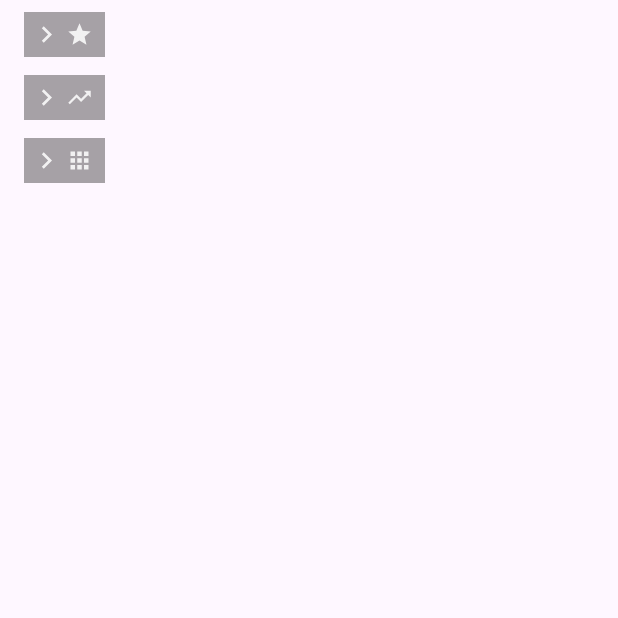
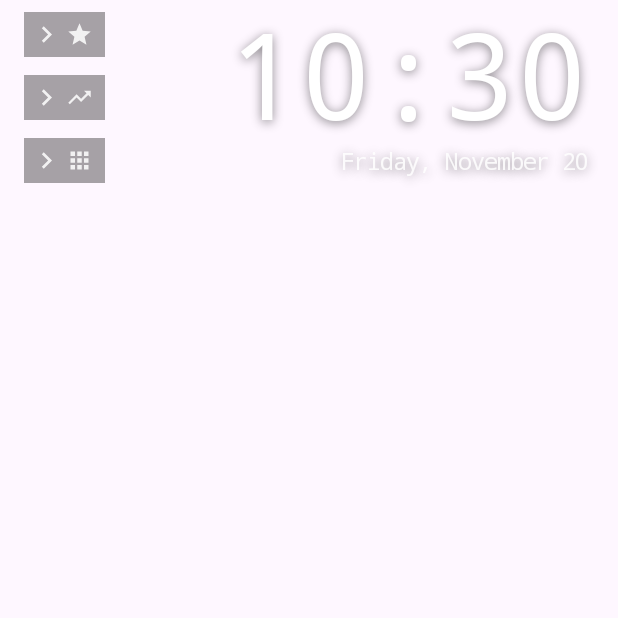
Before and after one commit to Sondren1288/home-launcher, an Android app built with Jetpack Compose: the composable LauncherScreen shown on its own in the app's theme, on a phone screen of 412 x 824 dp, the top half of it. Run offline under Robolectric (Android 15) with nearby library versions, the phone set to English and light mode, and no system bars.

Commit message:
feat: clock that shows time, date, and opens alarms

```diff
--- a/app/src/main/AndroidManifest.xml
+++ b/app/src/main/AndroidManifest.xml
@@ -5,6 +5,8 @@
     <uses-permission android:name="android.permission.REQUEST_DELETE_PACKAGES" />
     <!-- Optional: search contacts and app actions on them (WhatsApp chats etc.). Asked at runtime. -->
     <uses-permission android:name="android.permission.READ_CONTACTS" />
+    <!-- Samsung Clock requires this to open its alarm list (SHOW_ALARMS). Install-time, no prompt. -->
+    <uses-permission android:name="com.android.alarm.permission.SET_ALARM" />
 
     <!-- Android 11+ package visibility: without this the app list is nearly empty. -->
     <queries>
--- /dev/null
+++ b/app/src/main/java/dev/sondre/launcher/Clock.kt
@@ -0,0 +1,102 @@
+package dev.sondre.launcher
+
+import android.content.ActivityNotFoundException
+import android.content.BroadcastReceiver
+import android.content.Context
+import android.content.Intent
+import android.content.IntentFilter
+import android.provider.AlarmClock
+import android.text.format.DateFormat
+import android.widget.Toast
+import androidx.compose.foundation.layout.Column
+import androidx.compose.material3.Text
+import androidx.compose.runtime.Composable
+import androidx.compose.runtime.DisposableEffect
+import androidx.compose.runtime.getValue
+import androidx.compose.runtime.mutableLongStateOf
+import androidx.compose.runtime.remember
+import androidx.compose.runtime.setValue
+import androidx.compose.ui.Alignment
+import androidx.compose.ui.Modifier
+import androidx.compose.ui.geometry.Offset
+import androidx.compose.ui.graphics.Color
+import androidx.compose.ui.graphics.Shadow
+import androidx.compose.ui.platform.LocalContext
+import androidx.compose.ui.text.TextStyle
+import androidx.compose.ui.text.font.FontFamily
+import androidx.compose.ui.unit.TextUnit
+import androidx.core.content.ContextCompat
+import androidx.lifecycle.compose.LifecycleResumeEffect
+import java.util.Date
+import java.util.Locale
+
+/** Big monospaced time with the date underneath. Purely visual; taps are handled by the caller. */
+@Composable
+fun Clock(timeSize: TextUnit, dateSize: TextUnit, color: Color, modifier: Modifier = Modifier) {
+    val context = LocalContext.current
+    val now = rememberNow()
+    val is24h = DateFormat.is24HourFormat(context)
+    val locale = Locale.getDefault()
+    val time = DateFormat.format(if (is24h) "HH:mm" else "h:mm", now).toString()
+    // e.g. "fredag 20. november" / "Friday, November 20", following the phone's language.
+    val date = DateFormat.format(DateFormat.getBestDateTimePattern(locale, "EEEEdMMMM"), Date(now)).toString()
+
+    val shadow = Shadow(Color.Black.copy(alpha = 0.45f), Offset(0f, 2f), blurRadius = 8f)
+    Column(horizontalAlignment = Alignment.End, modifier = modifier) {
+        Text(
+            text = time,
+            color = color,
+            style = TextStyle(
+                fontFamily = FontFamily.Monospace,
+                fontSize = timeSize,
+                lineHeight = timeSize,
+                shadow = shadow,
+            ),
+        )
+        Text(
+            text = date,
+            color = color.copy(alpha = 0.85f),
+            style = TextStyle(fontFamily = FontFamily.Monospace, fontSize = dateSize, shadow = shadow),
+        )
+    }
+}
+
+/** Current time in millis, refreshed every minute, on clock/time-zone changes and on resume. */
+@Composable
+private fun rememberNow(): Long {
+    val context = LocalContext.current
+    var now by remember { mutableLongStateOf(System.currentTimeMillis()) }
+    DisposableEffect(context) {
+        val receiver = object : BroadcastReceiver() {
+            override fun onReceive(c: Context?, intent: Intent?) {
+                now = System.currentTimeMillis()
+            }
+        }
+        val filter = IntentFilter().apply {
+            addAction(Intent.ACTION_TIME_TICK)
+            addAction(Intent.ACTION_TIME_CHANGED)
+            addAction(Intent.ACTION_TIMEZONE_CHANGED)
+        }
+        // System broadcasts still reach a non-exported receiver.
+        ContextCompat.registerReceiver(context, receiver, filter, ContextCompat.RECEIVER_NOT_EXPORTED)
+        onDispose { context.unregisterReceiver(receiver) }
+    }
+    // TIME_TICK isn't sent while the screen is off, so catch up when we come back.
+    LifecycleResumeEffect(Unit) {
+        now = System.currentTimeMillis()
+        onPauseOrDispose { }
+    }
+    return now
+}
+
+/** Opens the default clock app on its alarms list. Never throws. */
+fun openAlarms(context: Context) {
+    try {
+        context.startActivity(Intent(AlarmClock.ACTION_SHOW_ALARMS).addFlags(Intent.FLAG_ACTIVITY_NEW_TASK))
+    } catch (e: ActivityNotFoundException) {
+        Toast.makeText(context, "No clock app found", Toast.LENGTH_SHORT).show()
+    } catch (e: SecurityException) {
+        // Some clock apps guard SHOW_ALARMS behind SET_ALARM (declared in the manifest).
+        Toast.makeText(context, "Couldn't open alarms", Toast.LENGTH_SHORT).show()
+    }
+}
--- a/app/src/main/java/dev/sondre/launcher/LauncherScreen.kt
+++ b/app/src/main/java/dev/sondre/launcher/LauncherScreen.kt
@@ -11,6 +11,7 @@ import androidx.compose.foundation.background
 import androidx.compose.foundation.clickable
 import androidx.compose.foundation.combinedClickable
 import androidx.compose.foundation.layout.Arrangement
+import androidx.compose.foundation.layout.PaddingValues
 import androidx.compose.foundation.layout.Box
 import androidx.compose.foundation.layout.Column
 import androidx.compose.foundation.layout.ColumnScope
@@ -66,7 +67,17 @@ import androidx.compose.runtime.remember
 import androidx.compose.runtime.setValue
 import androidx.compose.ui.Alignment
 import androidx.compose.ui.Modifier
+import androidx.compose.ui.draw.alpha
 import androidx.compose.ui.draw.rotate
+import androidx.compose.ui.composed
+import androidx.compose.ui.geometry.Offset
+import androidx.compose.ui.geometry.Rect
+import androidx.compose.ui.layout.LayoutCoordinates
+import androidx.compose.ui.layout.boundsInRoot
+import androidx.compose.ui.layout.onGloballyPositioned
+import androidx.compose.ui.platform.LocalContext
+import androidx.compose.foundation.gestures.waitForUpOrCancellation
+import androidx.compose.runtime.rememberUpdatedState
 import androidx.compose.ui.focus.FocusManager
 import androidx.compose.ui.focus.onFocusChanged
 import androidx.compose.ui.input.pointer.PointerEventPass
@@ -108,6 +119,13 @@ private object Style {
     val groupIndent = 24.dp
     /** Width of long-press menus and dialogs, as a fraction of the screen. */
     const val menuWidthFraction = 0.9f
+    /** Long-press menus start here, left of the app icons (20dp) so they cover them fully. */
+    val menuLeft = 8.dp
+    val menuDivider = Color.White.copy(alpha = 0.18f)
+    /** Clock: sized so time + date roughly span the three collapsed section tiles. */
+    val clockTimeSize = 80.sp
+    val clockDateSize = 15.sp
+    val clockTop = 6.dp
 }
 
 /** Dialogs ignore the platform's narrow default width so they can use [Style.menuWidthFraction]. */
@@ -183,12 +201,35 @@ fun LauncherScreen(vm: LauncherViewModel) {
         }
         val row: @Composable (AppEntry) -> Unit = { appRow(it, 0.dp) }
 
+        // The clock sits on the layer *behind* the list and fades out as soon as anything opens,
+        // so expanded rows never draw on top of it.
+        val clockShown = state.expanded.isEmpty() && !searchFocused && vm.query.isEmpty()
+        val clockAlpha by animateFloatAsState(if (clockShown) 1f else 0f, label = "clock")
+        val context = LocalContext.current
+        var clockBounds by remember { mutableStateOf(Rect.Zero) }
+
+        Box(Modifier.weight(1f).fillMaxWidth()) {
+            Clock(
+                timeSize = Style.clockTimeSize,
+                dateSize = Style.clockDateSize,
+                color = Style.text,
+                modifier = Modifier
+                    .align(Alignment.TopEnd)
+                    .padding(top = Style.clockTop, end = 20.dp)
+                    .alpha(clockAlpha)
+                    .onGloballyPositioned { clockBounds = it.boundsInRoot() },
+            )
+
         LazyColumn(
             state = listState,
             modifier = Modifier
-                .weight(1f)
-                .fillMaxWidth()
-                .clearFocusOnPress(focusManager),
+                .fillMaxSize()
+                .clearFocusOnPress(focusManager)
+                // The list covers the clock, so taps there are picked up here: only taps
+                // nothing else in the list used (not scrolls, not section headers).
+                .onUnusedTap { rootPos ->
+                    if (clockShown && clockBounds.contains(rootPos)) openAlarms(context)
+                },
         ) {
             if (state.isSearching) {
                 if (state.results.isEmpty()) {
@@ -240,24 +281,13 @@ fun LauncherScreen(vm: LauncherViewModel) {
                                 count = apps.size,
                                 open = open,
                                 onToggle = { vm.toggleSection(groupId) },
-                            ) { close ->
-                                DropdownMenuItem(
-                                    text = { Text("Rename") },
-                                    onClick = { close(); dialog = DialogState.RenameGroup(group) },
-                                )
-                                if (index > 0) DropdownMenuItem(
-                                    text = { Text("Move up") },
-                                    onClick = { close(); vm.moveGroup(group, -1) },
-                                )
-                                if (index < groups.lastIndex) DropdownMenuItem(
-                                    text = { Text("Move down") },
-                                    onClick = { close(); vm.moveGroup(group, +1) },
-                                )
-                                DropdownMenuItem(
-                                    text = { Text("Delete group") },
-                                    onClick = { close(); dialog = DialogState.DeleteGroup(group) },
-                                )
-                            }
+                                actions = buildList {
+                                    add(MenuAction("Rename") { dialog = DialogState.RenameGroup(group) })
+                                    if (index > 0) add(MenuAction("Move up") { vm.moveGroup(group, -1) })
+                                    if (index < groups.lastIndex) add(MenuAction("Move down") { vm.moveGroup(group, +1) })
+                                    add(MenuAction("Delete group") { dialog = DialogState.DeleteGroup(group) })
+                                },
+                            )
                         }
                         if (open) {
                             if (apps.isEmpty()) {
@@ -274,6 +304,7 @@ fun LauncherScreen(vm: LauncherViewModel) {
                 }
             }
         }
+        } // Box(clock + list)
 
         // Full-width, square bar at the bottom. Its background runs under the navigation bar,
         // and it rides on top of the keyboard when that's open.
@@ -333,6 +364,22 @@ private fun Modifier.clearFocusOnPress(focusManager: FocusManager): Modifier = p
     awaitEachGesture {
         awaitFirstDown(requireUnconsumed = false, pass = PointerEventPass.Initial)
         focusManager.clearFocus()
+    }
+}
+
+/**
+ * Calls [onTap] (with the position in root coordinates) for taps that no child consumed:
+ * a scroll or a click on a row/header cancels it. Runs in the Final pass so children go first.
+ */
+private fun Modifier.onUnusedTap(onTap: (Offset) -> Unit): Modifier = composed {
+    var coords by remember { mutableStateOf<LayoutCoordinates?>(null) }
+    val currentOnTap by rememberUpdatedState(onTap)
+    onGloballyPositioned { coords = it }.pointerInput(Unit) {
+        awaitEachGesture {
+            awaitFirstDown(requireUnconsumed = false, pass = PointerEventPass.Final)
+            val up = waitForUpOrCancellation(pass = PointerEventPass.Final) ?: return@awaitEachGesture
+            coords?.let { currentOnTap(it.localToRoot(up.position)) }
+        }
     }
 }
 
@@ -408,7 +455,8 @@ private fun SectionHeader(
     Row(
         verticalAlignment = Alignment.CenterVertically,
         modifier = Modifier
-            .fillMaxWidth()
+            // Collapsed: only the tile is tappable, so taps next to it reach the clock behind.
+            .then(if (expanded) Modifier.fillMaxWidth() else Modifier)
             .clickable(
                 onClickLabel = if (expanded) "Collapse $title" else "Expand $title",
                 onClick = onToggle,
@@ -461,7 +509,7 @@ private fun GroupRow(
     count: Int,
     open: Boolean,
     onToggle: () -> Unit,
-    menu: @Composable ColumnScope.(close: () -> Unit) -> Unit,
+    actions: List<MenuAction>,
 ) {
     var menuOpen by remember { mutableStateOf(false) }
     Box {
@@ -494,25 +542,38 @@ private fun GroupRow(
             Spacer(Modifier.width(8.dp))
             Text(text = count.toString(), color = Style.dim, fontSize = 13.sp)
         }
-        LauncherMenu(expanded = menuOpen, onDismiss = { menuOpen = false }) {
-            menu { menuOpen = false }
-        }
+        LauncherMenu(expanded = menuOpen, onDismiss = { menuOpen = false }, actions = actions)
     }
 }
 
-/** Long-press menu: wide, centred, sharp corners. */
+/** One entry in a [LauncherMenu]. */
+private data class MenuAction(val label: String, val onClick: () -> Unit)
+
+/**
+ * Long-press menu: wide, sharp corners, thin dividers between entries. It starts a little
+ * left of the app icons so it fully covers the rows underneath.
+ */
 @Composable
-private fun LauncherMenu(expanded: Boolean, onDismiss: () -> Unit, content: @Composable ColumnScope.() -> Unit) {
+private fun LauncherMenu(expanded: Boolean, onDismiss: () -> Unit, actions: List<MenuAction>) {
     val screen = LocalConfiguration.current.screenWidthDp.dp
-    val width = screen * Style.menuWidthFraction
+    val left = Style.menuLeft
+    val right = screen * (1 + Style.menuWidthFraction) / 2 // same right edge as a centred menu
     DropdownMenu(
         expanded = expanded,
         onDismissRequest = onDismiss,
-        modifier = Modifier.width(width),
-        offset = DpOffset((screen - width) / 2, 0.dp),
+        modifier = Modifier.width(right - left),
+        offset = DpOffset(left, 0.dp),
         shape = RectangleShape,
-        content = content,
-    )
+    ) {
+        actions.forEachIndexed { i, action ->
+            if (i > 0) HorizontalDivider(thickness = 0.5.dp, color = Style.menuDivider)
+            DropdownMenuItem(
+                text = { Text(action.label) },
+                onClick = { onDismiss(); action.onClick() },
+                contentPadding = PaddingValues(start = 20.dp, end = 16.dp),
+            )
+        }
+    }
 }
 
 @Composable
@@ -601,24 +662,17 @@ private fun AppRow(
                 overflow = TextOverflow.Ellipsis,
             )
         }
-        LauncherMenu(expanded = menuOpen, onDismiss = { menuOpen = false }) {
-            DropdownMenuItem(
-                text = { Text(if (isFavorite) "Remove from favorites" else "Add to favorites") },
-                onClick = { menuOpen = false; onToggleFavorite() },
-            )
-            DropdownMenuItem(
-                text = { Text(if (group == null) "Move to group…" else "Move to another group…") },
-                onClick = { menuOpen = false; onPickGroup() },
-            )
-            if (group != null) {
-                DropdownMenuItem(
-                    text = { Text("Remove from \"${group.name}\"") },
-                    onClick = { menuOpen = false; onRemoveFromGroup() },
-                )
-            }
-            DropdownMenuItem(text = { Text("App info") }, onClick = { menuOpen = false; onAppInfo() })
-            DropdownMenuItem(text = { Text("Uninstall") }, onClick = { menuOpen = false; onUninstall() })
-        }
+        LauncherMenu(
+            expanded = menuOpen,
+            onDismiss = { menuOpen = false },
+            actions = buildList {
+                add(MenuAction(if (isFavorite) "Remove from favorites" else "Add to favorites", onToggleFavorite))
+                add(MenuAction(if (group == null) "Move to group…" else "Move to another group…", onPickGroup))
+                if (group != null) add(MenuAction("Remove from \"${group.name}\"", onRemoveFromGroup))
+                add(MenuAction("App info", onAppInfo))
+                add(MenuAction("Uninstall", onUninstall))
+            },
+        )
     }
 }
 
```
Also changed, not shown: 1 other file.
